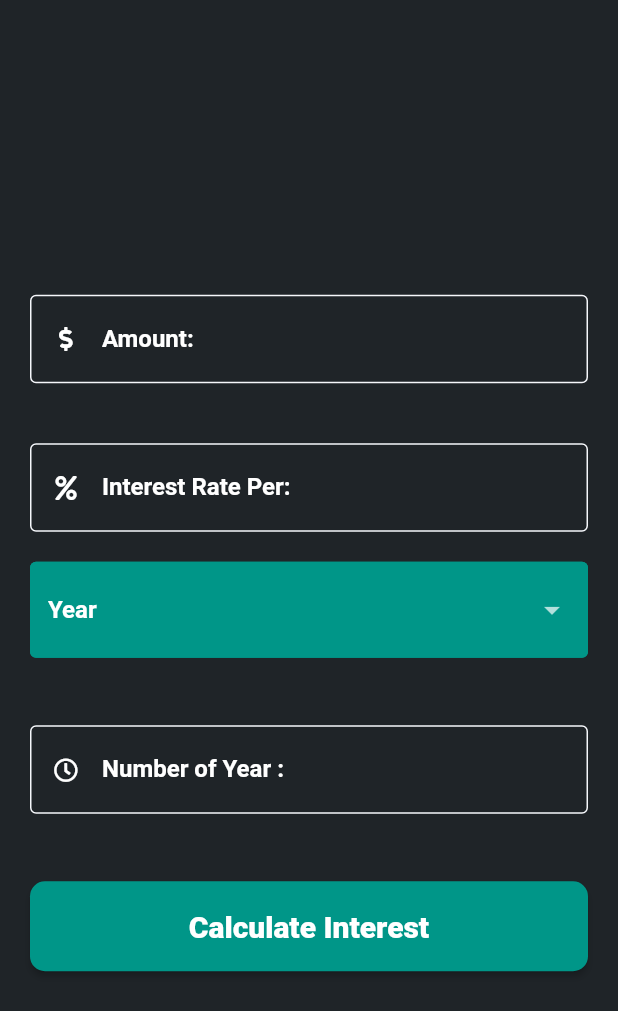
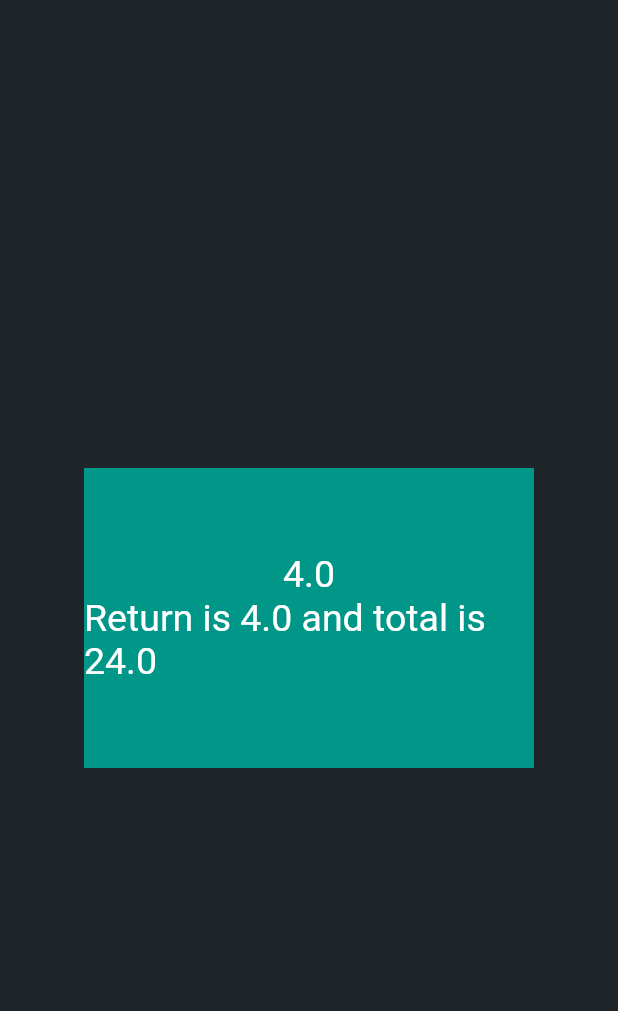
Before and after one commit to vikilinho/vivest, a Flutter app: the SimpleInterest screen opened directly, after a tap on "Calculate Interest", on a phone screen of 412 x 824 dp. Shown: the top 1011 px of the screen. Run offline on Flutter 3.47's test engine with Material 2 defaults, Android fonts, the phone set to English and light mode, and no system bars; our stand-ins replace font_awesome_flutter, introduction_screen.

Commit message:
calculatorbox

```diff
--- /dev/null
+++ b/lib/calculatorBox.dart
@@ -0,0 +1,18 @@
+class CalculatorBox {
+  CalculatorBox({this.amount, this.rate, this.time});
+  final int amount;
+  final int rate;
+  final int time;
+  double _si;
+  double _total;
+  String calculateSI() {
+    _si = (amount * rate * time) / 100;
+    _total = _si + amount;
+
+    return _si.toStringAsFixed(1);
+  }
+
+  String result() {
+    return "Return is $_si and total is $_total";
+  }
+}
--- a/lib/main.dart
+++ b/lib/main.dart
@@ -4,6 +4,7 @@ import 'package:flutter/material.dart';
 import 'package:investo/screens/homeScreen.dart';
 import 'package:investo/screens/navigationScreen.dart';
 import 'package:investo/screens/onboarding.dart';
+import 'package:investo/screens/resultScreen.dart';
 import 'package:investo/screens/splashScreen.dart';
 
 void main() {
@@ -28,6 +29,7 @@ class MyApp extends StatelessWidget {
       initialRoute: "splashScreen",
       routes: {
         "splashScreen": (ctx) => SplashScreen(),
+        "ResultScreen": (ctx) => ResultScreen(),
         "homeScreen": (ctx) => HomeScreen(),
         "onboarding": (ctx) => OnboardScreen(),
         "NavigationScreen": (ctx) => NavigationScreen(),
--- a/lib/screens/SimpleInterest.dart
+++ b/lib/screens/SimpleInterest.dart
@@ -3,7 +3,8 @@ import 'dart:ui';
 import 'package:flutter/cupertino.dart';
 import 'package:flutter/material.dart';
 import 'package:font_awesome_flutter/font_awesome_flutter.dart';
-import 'package:investo/constants/container.dart';
+import 'package:investo/calculatorBox.dart';
+import 'package:investo/screens/resultScreen.dart';
 
 class SimpleInterest extends StatefulWidget {
   @override
@@ -12,23 +13,18 @@ class SimpleInterest extends StatefulWidget {
 
 class _SimpleInterestState extends State<SimpleInterest> {
   String dropdownValue = 'Year ';
-  int initialBalance = 20;
-  int initialRate = 10;
+  int amount = 20;
+  int rate = 10;
   int time = 2;
-  final myController = TextEditingController();
-  final myController2 = TextEditingController();
+  final contrAmount = TextEditingController();
+  final contrRate = TextEditingController();
+  final contrTime = TextEditingController();
   void dispose() {
     // Clean up the controller when the widget is removed from the
     // widget tree.
-    myController.dispose();
+    contrAmount.dispose();
     super.dispose();
   }
-
-  void IntrestCalculator(
-      //SI = Amount * Rate * T/100
-      //Total = Amount+SI
-
-      ) {}
 
   @override
   Widget build(BuildContext context) {
@@ -46,7 +42,7 @@ class _SimpleInterestState extends State<SimpleInterest> {
                     borderRadius: BorderRadius.circular(10),
                   ),
                   child: TextField(
-                    controller: myController,
+                    controller: contrAmount,
                     style: TextStyle(color: Colors.white),
                     decoration: InputDecoration(
                       enabledBorder: OutlineInputBorder(
@@ -73,7 +69,7 @@ class _SimpleInterestState extends State<SimpleInterest> {
                     borderRadius: BorderRadius.circular(10),
                   ),
                   child: TextField(
-                    controller: myController2,
+                    controller: contrRate,
                     style: TextStyle(color: Colors.white),
                     decoration: InputDecoration(
                       enabledBorder: OutlineInputBorder(
@@ -139,6 +135,7 @@ class _SimpleInterestState extends State<SimpleInterest> {
                     borderRadius: BorderRadius.circular(10),
                   ),
                   child: TextField(
+                    controller: contrTime,
                     style: TextStyle(color: Colors.white),
                     decoration: InputDecoration(
                       enabledBorder: OutlineInputBorder(
@@ -174,7 +171,18 @@ class _SimpleInterestState extends State<SimpleInterest> {
                     ),
                     color: Colors.teal,
                     //Color.fromRGBO(28, 180, 174, 1),
-                    onPressed: () {},
+                    onPressed: () {
+                      CalculatorBox calc =
+                          CalculatorBox(amount: amount, rate: rate, time: time);
+                      Navigator.push(
+                        context,
+                        MaterialPageRoute(
+                            builder: (context) => ResultScreen(
+                                  simpleInterest: calc.calculateSI(),
+                                  total: calc.result(),
+                                )),
+                      );
+                    },
                   ),
                 ),
               ),
--- /dev/null
+++ b/lib/screens/resultScreen.dart
@@ -0,0 +1,35 @@
+import 'package:flutter/cupertino.dart';
+import 'package:flutter/material.dart';
+
+class ResultScreen extends StatelessWidget {
+  final String simpleInterest;
+  final String total;
+
+  ResultScreen({Key key, this.simpleInterest, this.total});
+
+  @override
+  Widget build(BuildContext context) {
+    return Scaffold(
+      body: Center(
+        child: Container(
+          height: 200,
+          width: 300,
+          color: Colors.teal,
+          child: Column(
+            mainAxisAlignment: MainAxisAlignment.center,
+            children: [
+              Text(
+                simpleInterest,
+                style: TextStyle(fontSize: 25, color: Colors.white),
+              ),
+              Text(
+                total,
+                style: TextStyle(fontSize: 25, color: Colors.white),
+              ),
+            ],
+          ),
+        ),
+      ),
+    );
+  }
+}
```
